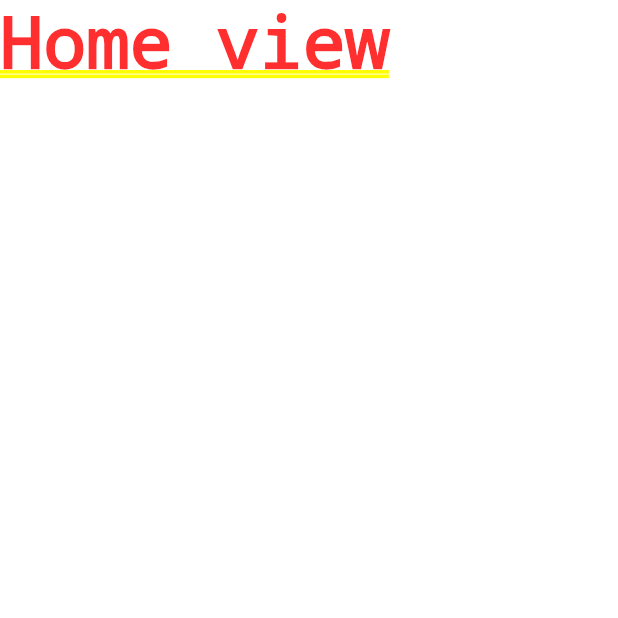
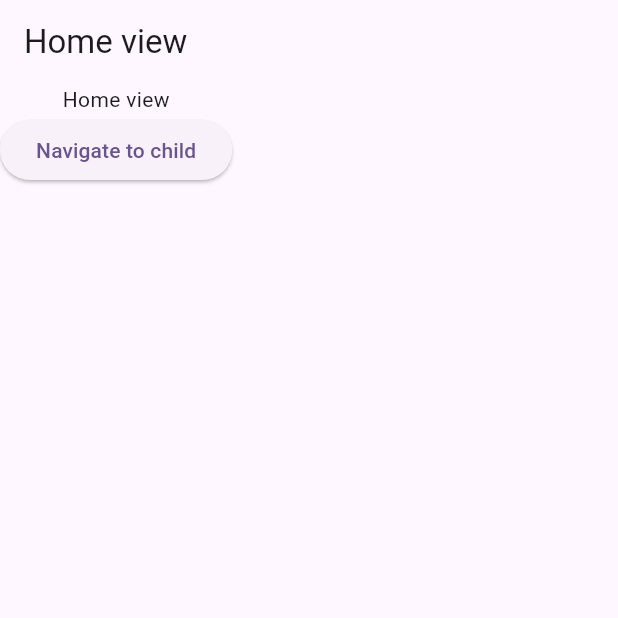
Before and after one commit to jaanus/nav_can_pop, a Flutter app: the screen it shows after launch, on a phone screen of 412 x 824 dp, the top half of it. Run offline on Flutter 3.47's test engine with Material 3 defaults, Android fonts, the phone set to English and light mode, and no system bars.

Commit message:
Complete example

```diff
--- a/lib/home_view.dart
+++ b/lib/home_view.dart
@@ -1,11 +1,32 @@
 import 'package:flutter/material.dart';
+import 'package:nav_can_pop/child_view.dart';
+import 'package:nav_can_pop/my_scaffold.dart';
 
 class HomeView extends StatelessWidget {
   const HomeView({super.key});
 
   @override
   Widget build(BuildContext context) {
-    // TODO: implement build
-    return Text("Home view");
+    return Column(
+      children: [
+        const Text("Home view"),
+        ElevatedButton(
+          onPressed: () {
+            Navigator.push(
+              context,
+              MaterialPageRoute(
+                builder: (context) => const MyScaffold(
+                  title: "Child view",
+                  child: ChildView(),
+                ),
+              ),
+            );
+          },
+          child: const Text(
+            "Navigate to child",
+          ),
+        ),
+      ],
+    );
   }
 }
--- a/lib/my_scaffold.dart
+++ b/lib/my_scaffold.dart
@@ -0,0 +1,52 @@
+import 'package:flutter/material.dart';
+
+class MyScaffold extends StatelessWidget {
+  const MyScaffold({
+    super.key,
+    required this.title,
+    required this.child,
+  });
+
+  final String title;
+  final Widget child;
+
+  @override
+  Widget build(BuildContext context) {
+    // This media query is causing unwanted “build” call when putting the app to background on iOS
+    final brightness = MediaQuery.platformBrightnessOf(context);
+    final navigator = Navigator.maybeOf(context);
+    final String? canPop;
+    if (navigator != null) {
+      canPop = navigator.canPop() ? "true" : "false";
+    } else {
+      canPop = "(navigator not found)";
+    }
+
+    // canPop should be false for HomeView and true for ChildView
+    // in the rogue build call when putting app to background for iOS,
+    // canPop is reported as true for both HomeView and ChildView.
+
+    debugPrint(
+      "MyScaffold build. Brightness: $brightness. Child type: ${child.runtimeType.toString()}. Navigator canPop: $canPop",
+    );
+    return Scaffold(
+      appBar: AppBar(
+        title: Text(title),
+        leading: canPop == "true" ? _BackButton() : null,
+      ),
+      body: child,
+    );
+  }
+}
+
+class _BackButton extends StatelessWidget {
+  @override
+  Widget build(BuildContext context) {
+    return IconButton(
+      icon: const Icon(Icons.arrow_back),
+      onPressed: () {
+        Navigator.pop(context);
+      },
+    );
+  }
+}
```
Also changed, not shown: lib/child_view.dart (+14 -0 lines), lib/main.dart (+5 -108 lines).
